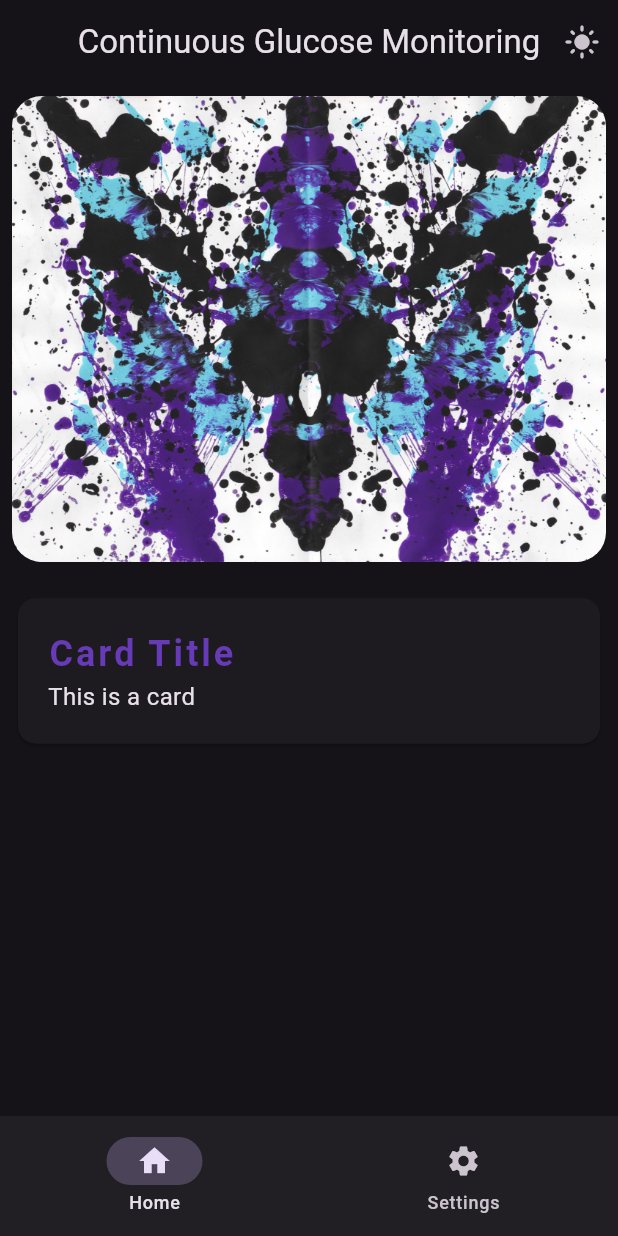
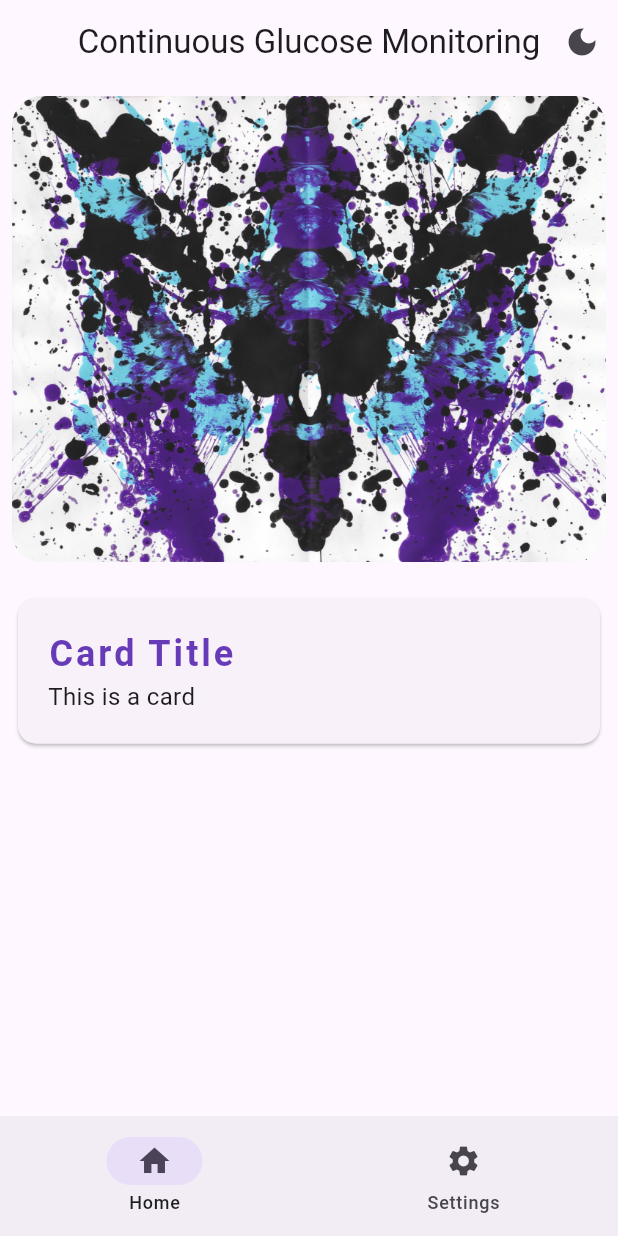
Before and after one commit to Tshadow999/glucose_monitor, a Flutter app: the screen it shows after launch, after a tap on "Get Started", on a phone screen of 412 x 824 dp. Run offline on Flutter 3.47's test engine with Material 3 defaults, Android fonts, the phone set to English and light mode, and no system bars; our stand-ins replace shared_preferences.

Commit message:
Added launcher icon, and local saving (dark mode)

```diff
--- a/mobile_app/lib/data/constants.dart
+++ b/mobile_app/lib/data/constants.dart
@@ -1,4 +1,8 @@
 import 'package:flutter/material.dart';
+
+class CustomConstants {
+  static const String themeModePrefKey = "themeMode";
+}
 
 class CustomTextStyles {
   static const TextStyle cardTitle = TextStyle(
--- a/mobile_app/lib/main.dart
+++ b/mobile_app/lib/main.dart
@@ -1,13 +1,33 @@
 import 'package:flutter/material.dart';
+import 'package:mobile_app/data/constants.dart';
 import 'package:mobile_app/views/pages/login_page.dart';
 import 'package:mobile_app/data/notifiers.dart';
+import 'package:shared_preferences/shared_preferences.dart';
 
 void main() {
   runApp(const MyApp());
 }
 
-class MyApp extends StatelessWidget {
+class MyApp extends StatefulWidget {
   const MyApp({super.key});
+
+  @override
+  State<MyApp> createState() => _MyAppState();
+}
+
+class _MyAppState extends State<MyApp> {
+  @override
+  void initState() {
+    super.initState();
+
+    initThemeMode();
+  }
+
+  Future<void> initThemeMode() async {
+    final SharedPreferences prefs = await SharedPreferences.getInstance();
+    final bool? themeMode = prefs.getBool(CustomConstants.themeModePrefKey);
+    darkModeNotifier.value = themeMode ?? false;
+  }
 
   @override
   Widget build(BuildContext context) {
--- a/mobile_app/lib/views/pages/home_page.dart
+++ b/mobile_app/lib/views/pages/home_page.dart
@@ -7,7 +7,8 @@ class HomePage extends StatelessWidget {
 
   @override
   Widget build(BuildContext context) {
-    return Padding(
+    return SingleChildScrollView(
+      child: Padding(
         padding: const EdgeInsets.all(8.0),
         child: Column(
           children: [
@@ -33,6 +34,7 @@ class HomePage extends StatelessWidget {
             ),
           ],
         ),
+      ),
     );
   }
 }
--- a/mobile_app/lib/views/pages/login_page.dart
+++ b/mobile_app/lib/views/pages/login_page.dart
@@ -26,14 +26,17 @@ class _LoginPageState extends State<LoginPage> {
   @override
   Widget build(BuildContext context) {
     return Scaffold(
-      body: Padding(
+      resizeToAvoidBottomInset: true,
+      body: SingleChildScrollView(
+        keyboardDismissBehavior: ScrollViewKeyboardDismissBehavior.onDrag,
+        child: Padding(
           padding: const EdgeInsets.all(20.0),
           child: Column(
             mainAxisAlignment: MainAxisAlignment.center,
             spacing: 16.0,
             children: [
               HeroWidget(),
-            Spacer(),
+              const SizedBox(height: 32),
               TextField(
                 controller: emailController,
                 decoration: InputDecoration(
@@ -55,7 +58,7 @@ class _LoginPageState extends State<LoginPage> {
                 obscureText: true,
                 onEditingComplete: () => setState(() {}),
               ),
-            Spacer(),
+              const SizedBox(height: 32),
               FilledButton(
                 onPressed: () {
                   if (confirmedEmail == emailController.text &&
@@ -94,6 +97,7 @@ class _LoginPageState extends State<LoginPage> {
             ],
           ),
         ),
+      ),
     );
   }
 }
--- a/mobile_app/pubspec.yaml
+++ b/mobile_app/pubspec.yaml
@@ -34,6 +34,8 @@ dependencies:
   # The following adds the Cupertino Icons font to your application.
   # Use with the CupertinoIcons class for iOS style icons.
   cupertino_icons: ^1.0.8
+  shared_preferences: ^2.5.2
+  flutter_launcher_icons: ^0.14.3
 
 dev_dependencies:
   flutter_test:
```
Also changed, not shown: mobile_app/flutter_launcher_icons.yaml (added, +17 -0 lines), mobile_app/lib/views/widget_tree.dart (+10 -1 lines), mobile_app/assets/images/app_icon.png (added), mobile_app/pubspec.lock (deleted), 37 other files. Lines whose indentation alone changed are shown as unchanged.
